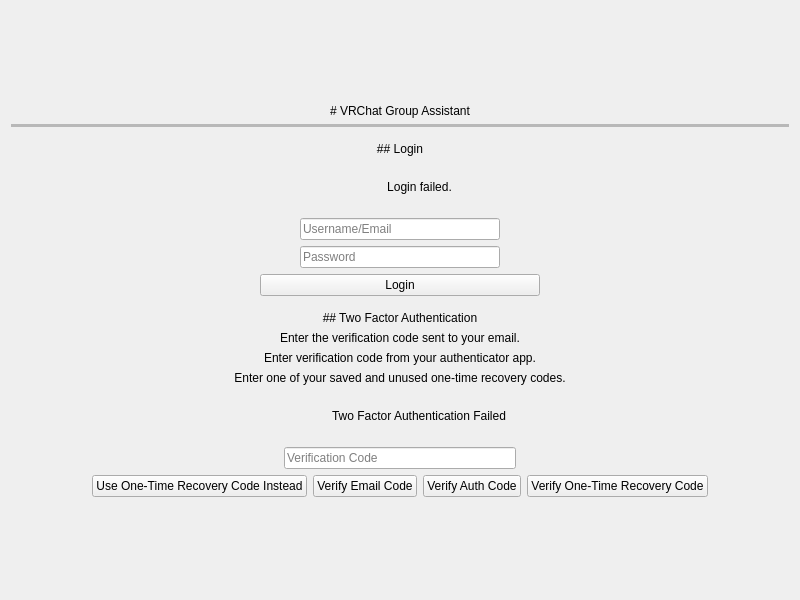
Above: gui/views/applogin.ui from SageSight3/VRChatGroupAssistant before the change. Below: the same form after it.
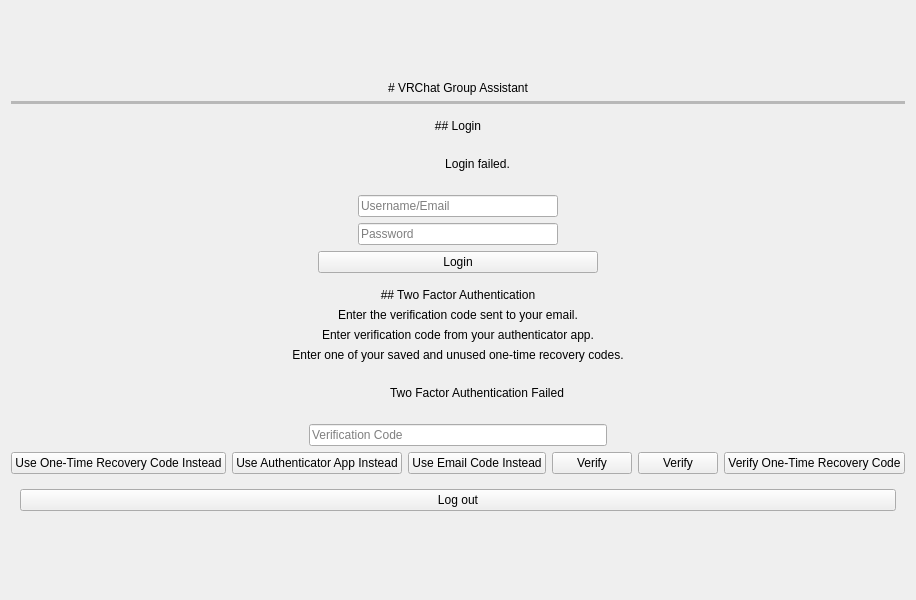
That is the form after the change. Icons and pictures are not drawn.

What changed in the file:
```diff
--- a/gui/views/applogin.ui
+++ b/gui/views/applogin.ui
@@ -476,20 +476,34 @@
             </property>
            </widget>
           </item>
+          <item>
+           <widget class="QPushButton" name="useAuthCodeButton">
+            <property name="text">
+             <string>Use Authenticator App Instead</string>
+            </property>
+           </widget>
+          </item>
+          <item>
+           <widget class="QPushButton" name="useEmailCodeButton">
+            <property name="text">
+             <string>Use Email Code Instead</string>
+            </property>
+           </widget>
+          </item>
           <item>
            <widget class="QPushButton" name="emailVerifyButton">
             <property name="enabled">
              <bool>true</bool>
             </property>
             <property name="text">
-             <string>Verify Email Code</string>
+             <string>Verify</string>
             </property>
            </widget>
           </item>
           <item>
            <widget class="QPushButton" name="authVerifyButton">
             <property name="text">
-             <string>Verify Auth Code</string>
+             <string>Verify</string>
             </property>
            </widget>
           </item>
@@ -515,6 +529,25 @@
           </item>
          </layout>
         </item>
+        <item>
+         <widget class="QWidget" name="logoutButtonWidget" native="true">
+          <layout class="QHBoxLayout" name="logoutButtonLayout">
+           <item>
+            <layout class="QHBoxLayout" name="horizontalLayout_2"/>
+           </item>
+           <item>
+            <widget class="QPushButton" name="logoutButton">
+             <property name="text">
+              <string>Log out</string>
+             </property>
+            </widget>
+           </item>
+           <item>
+            <layout class="QHBoxLayout" name="horizontalLayout_3"/>
+           </item>
+          </layout>
+         </widget>
+        </item>
        </layout>
       </widget>
      </item>
```
